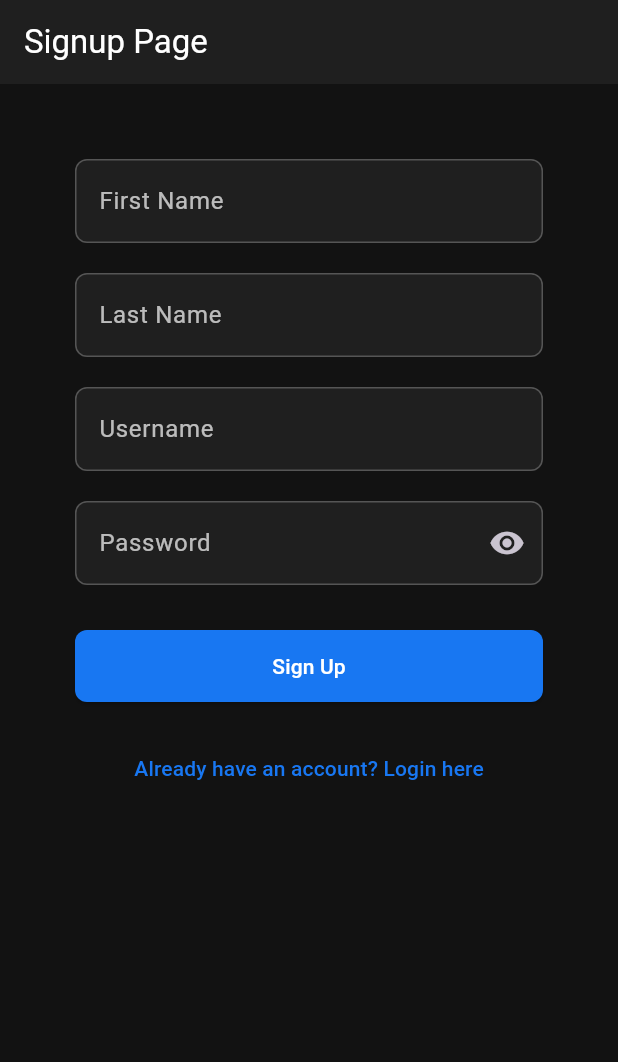
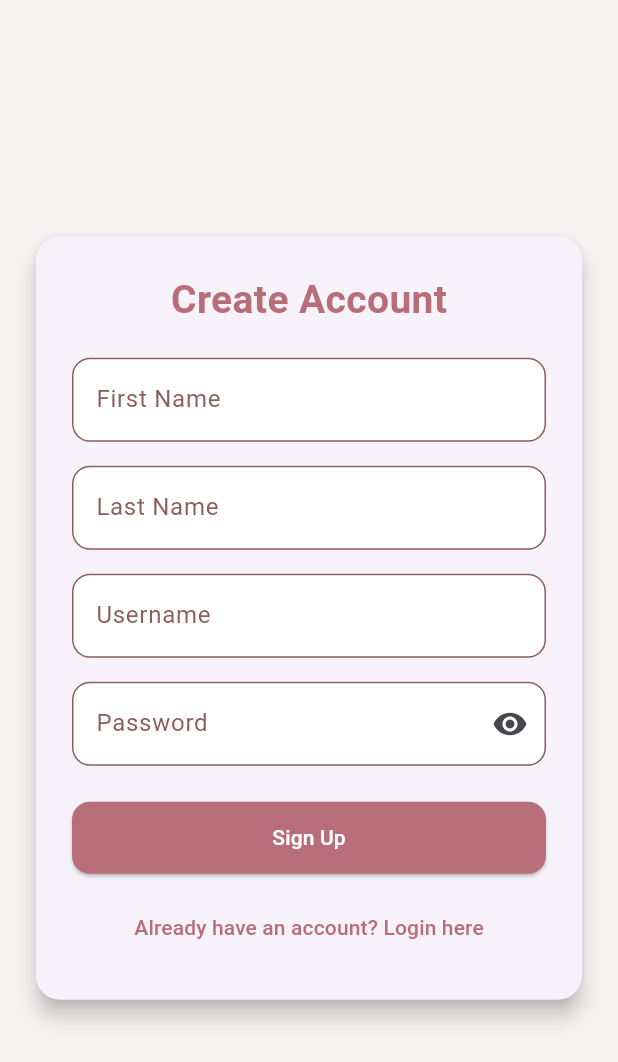
Before and after one commit to JObillo/music_app_with_login, a Flutter app: the screen it shows after launch, after a tap on "Don't have an account? Sign up", on a phone screen of 412 x 824 dp. Shown: the top 1062 px of the screen. Run offline on Flutter 3.47's test engine with Material 3 defaults, Android fonts, the phone set to English and light mode, and no system bars; our stand-ins replace audioplayers, cloud_firestore, device_preview, firebase_auth, firebase_core, google_sign_in; missing offline and left inert: bcrypt; accounts and stored records are empty.

Commit message:
change the ui design for lab7

```diff
--- a/lib/login.dart
+++ b/lib/login.dart
@@ -199,28 +199,40 @@ class _LoginPageState extends State<LoginPage> {
   @override
   Widget build(BuildContext context) {
     return Scaffold(
-      appBar: AppBar(title: const Text("Login Page")),
-      body: GestureDetector(
-        onTap: hideKeyboard,
+      body: Center(
         child: SingleChildScrollView(
-          padding: const EdgeInsets.all(50),
+          padding: const EdgeInsets.all(20),
+          child: Card(
+            elevation: 6,
+            shape: RoundedRectangleBorder(
+              borderRadius: BorderRadius.circular(16),
+            ),
+            child: Padding(
+              padding: const EdgeInsets.all(24),
               child: Column(
+                mainAxisSize: MainAxisSize.min,
                 children: [
+                  const Text(
+                    "Welcome Back",
+                    style: TextStyle(
+                      fontSize: 26,
+                      fontWeight: FontWeight.bold,
+                      color: Color(0xFFB76E79),
+                    ),
+                  ),
+                  const SizedBox(height: 20),
+
                   TextField(
                     controller: usernameController,
                     focusNode: usernameFocus,
-                textInputAction: TextInputAction.next,
-                onSubmitted: (_) =>
-                    FocusScope.of(context).requestFocus(passwordFocus),
                     decoration: const InputDecoration(labelText: "Username"),
                   ),
-              const SizedBox(height: 20),
+                  const SizedBox(height: 16),
+
                   TextField(
                     controller: passwordController,
                     focusNode: passwordFocus,
-                textInputAction: TextInputAction.done,
                     obscureText: _obscurePassword,
-                onSubmitted: (_) => login(),
                     decoration: InputDecoration(
                       labelText: "Password",
                       suffixIcon: IconButton(
@@ -229,17 +241,16 @@ class _LoginPageState extends State<LoginPage> {
                               ? Icons.visibility
                               : Icons.visibility_off,
                         ),
-                    onPressed: () =>
-                        setState(() => _obscurePassword = !_obscurePassword),
+                        onPressed: () => setState(
+                          () => _obscurePassword = !_obscurePassword,
                         ),
                       ),
                     ),
-              const SizedBox(height: 30),
+                  ),
+                  const SizedBox(height: 24),
 
-              // LOGIN BUTTON
                   SizedBox(
                     width: double.infinity,
-                height: 48,
                     child: ElevatedButton(
                       onPressed: _isLoading ? null : login,
                       child: _isLoading
@@ -248,27 +259,22 @@ class _LoginPageState extends State<LoginPage> {
                     ),
                   ),
 
-              const SizedBox(height: 16),
+                  const SizedBox(height: 12),
 
-              // GOOGLE BUTTON
                   SizedBox(
                     width: double.infinity,
-                height: 48,
                     child: ElevatedButton.icon(
                       onPressed: _googleLoading ? null : loginWithGoogle,
-                  icon: _googleLoading
-                      ? const SizedBox.shrink()
-                      : Image.asset(
-                          'assets/images/google_logo.png', // official Google logo PNG
-                          height: 35,
+                      icon: Image.asset(
+                        'assets/images/google_logo.png',
+                        height: 24,
                       ),
-                  label: _googleLoading
-                      ? const CircularProgressIndicator(color: Colors.white)
-                      : const Text("Sign in with Google"),
+                      label: const Text("Sign in with Google"),
                     ),
                   ),
 
-              const SizedBox(height: 20),
+                  const SizedBox(height: 16),
+
                   TextButton(
                     onPressed: () =>
                         Navigator.pushReplacementNamed(context, '/signup'),
@@ -278,6 +284,8 @@ class _LoginPageState extends State<LoginPage> {
               ),
             ),
           ),
+        ),
+      ),
     );
   }
 }
--- a/lib/main.dart
+++ b/lib/main.dart
@@ -12,16 +12,12 @@ import 'models/song.dart';
 Future<void> main() async {
   WidgetsFlutterBinding.ensureInitialized();
 
-  // Only initialize Firebase if it hasn't been initialized yet
   try {
     await Firebase.initializeApp(
       options: DefaultFirebaseOptions.currentPlatform,
     );
   } on FirebaseException catch (e) {
-    if (e.code != 'duplicate-app') {
-      rethrow;
-    }
-    // If Firebase is already initialized, ignore silently
+    if (e.code != 'duplicate-app') rethrow;
   }
 
   runApp(const MyApp());
@@ -33,16 +29,14 @@ class MyApp extends StatelessWidget {
   @override
   Widget build(BuildContext context) {
     return MaterialApp(
-      title: 'Music App',
+      title: 'Belle Music',
       debugShowCheckedModeBanner: false,
       builder: DevicePreview.appBuilder,
       initialRoute: '/login',
-
       routes: {
         '/login': (context) => const LoginPage(),
         '/signup': (context) => const SignupPage(),
       },
-
       onGenerateRoute: (settings) {
         if (settings.name == '/lyrics') {
           final song = settings.arguments as Song;
@@ -50,50 +44,39 @@ class MyApp extends StatelessWidget {
         }
         return null;
       },
-
       theme: ThemeData(
-        brightness: Brightness.dark,
-        primaryColor: const Color(0xFF1877F2),
-        scaffoldBackgroundColor: const Color(0xFF121212),
+        brightness: Brightness.light,
+        primaryColor: const Color(0xFFB76E79),
+        scaffoldBackgroundColor: const Color(0xFFF7F3F2),
         appBarTheme: const AppBarTheme(
-          backgroundColor: Color(0xFF1F1F1F),
+          backgroundColor: Color(0xFFB76E79),
           foregroundColor: Colors.white,
         ),
         elevatedButtonTheme: ElevatedButtonThemeData(
           style: ElevatedButton.styleFrom(
-            backgroundColor: const Color(0xFF1877F2),
+            backgroundColor: const Color(0xFFB76E79),
             foregroundColor: Colors.white,
             shape: RoundedRectangleBorder(
-              borderRadius: BorderRadius.circular(8),
+              borderRadius: BorderRadius.circular(12),
             ),
+            padding: const EdgeInsets.symmetric(vertical: 14),
           ),
         ),
         textButtonTheme: TextButtonThemeData(
-          style: TextButton.styleFrom(foregroundColor: const Color(0xFF1877F2)),
+          style: TextButton.styleFrom(foregroundColor: const Color(0xFFB76E79)),
         ),
         inputDecorationTheme: InputDecorationTheme(
           filled: true,
-          fillColor: const Color(0xFF1F1F1F),
-          labelStyle: const TextStyle(color: Colors.white70),
-          hintStyle: const TextStyle(color: Colors.white38),
+          fillColor: Colors.white,
+          labelStyle: const TextStyle(color: Color(0xFF8B5E5B)),
           enabledBorder: OutlineInputBorder(
-            borderSide: BorderSide(color: Colors.white24),
-            borderRadius: BorderRadius.circular(8),
+            borderSide: const BorderSide(color: Color(0xFF8B5E5B)),
+            borderRadius: BorderRadius.circular(12),
           ),
           focusedBorder: OutlineInputBorder(
-            borderSide: BorderSide(color: Color(0xFF1877F2)),
-            borderRadius: BorderRadius.circular(8),
+            borderSide: const BorderSide(color: Color(0xFFB76E79)),
+            borderRadius: BorderRadius.circular(12),
           ),
-        ),
-        snackBarTheme: SnackBarThemeData(
-          backgroundColor: Colors.grey[900],
-          contentTextStyle: const TextStyle(color: Colors.white),
-          actionTextColor: const Color(0xFF1877F2),
-        ),
-        textSelectionTheme: const TextSelectionThemeData(
-          cursorColor: Color(0xFF1877F2),
-          selectionColor: Color(0xFF1877F2),
-          selectionHandleColor: Color(0xFF1877F2),
         ),
       ),
     );
--- a/lib/signup.dart
+++ b/lib/signup.dart
@@ -105,53 +105,50 @@ class _SignupPageState extends State<SignupPage> {
   @override
   Widget build(BuildContext context) {
     return Scaffold(
-      appBar: AppBar(title: const Text("Signup Page")),
-      body: GestureDetector(
-        onTap: hideKeyboard,
-        behavior: HitTestBehavior.opaque,
+      body: Center(
         child: SingleChildScrollView(
+          padding: const EdgeInsets.all(20),
+          child: Card(
+            elevation: 6,
+            shape: RoundedRectangleBorder(
+              borderRadius: BorderRadius.circular(16),
+            ),
             child: Padding(
-            padding: const EdgeInsets.all(50),
+              padding: const EdgeInsets.all(24),
               child: Column(
-              mainAxisAlignment: MainAxisAlignment.center,
+                mainAxisSize: MainAxisSize.min,
                 children: [
+                  const Text(
+                    "Create Account",
+                    style: TextStyle(
+                      fontSize: 26,
+                      fontWeight: FontWeight.bold,
+                      color: Color(0xFFB76E79),
+                    ),
+                  ),
+                  const SizedBox(height: 20),
+
                   TextField(
                     controller: firstnameController,
-                  focusNode: firstnameFocus,
-                  textInputAction: TextInputAction.next,
-                  onSubmitted: (_) =>
-                      FocusScope.of(context).requestFocus(lastnameFocus),
-                  style: const TextStyle(color: Colors.white),
                     decoration: const InputDecoration(labelText: "First Name"),
                   ),
-                const SizedBox(height: 20),
+                  const SizedBox(height: 16),
+
                   TextField(
                     controller: lastnameController,
-                  focusNode: lastnameFocus,
-                  textInputAction: TextInputAction.next,
-                  onSubmitted: (_) =>
-                      FocusScope.of(context).requestFocus(usernameFocus),
-                  style: const TextStyle(color: Colors.white),
                     decoration: const InputDecoration(labelText: "Last Name"),
                   ),
-                const SizedBox(height: 20),
+                  const SizedBox(height: 16),
+
                   TextField(
                     controller: usernameController,
-                  focusNode: usernameFocus,
-                  textInputAction: TextInputAction.next,
-                  onSubmitted: (_) =>
-                      FocusScope.of(context).requestFocus(passwordFocus),
-                  style: const TextStyle(color: Colors.white),
                     decoration: const InputDecoration(labelText: "Username"),
                   ),
-                const SizedBox(height: 20),
+                  const SizedBox(height: 16),
+
                   TextField(
                     controller: passwordController,
-                  focusNode: passwordFocus,
-                  textInputAction: TextInputAction.done,
                     obscureText: _obscurePassword,
-                  onSubmitted: (_) => signUp(),
-                  style: const TextStyle(color: Colors.white),
                     decoration: InputDecoration(
                       labelText: "Password",
                       suffixIcon: IconButton(
@@ -160,17 +157,16 @@ class _SignupPageState extends State<SignupPage> {
                               ? Icons.visibility
                               : Icons.visibility_off,
                         ),
-                      onPressed: () =>
-                          setState(() => _obscurePassword = !_obscurePassword),
+                        onPressed: () => setState(
+                          () => _obscurePassword = !_obscurePassword,
                         ),
                       ),
                     ),
-                const SizedBox(height: 30),
+                  ),
+                  const SizedBox(height: 24),
 
-                // LOGIN BUTTON
                   SizedBox(
                     width: double.infinity,
-                  height: 48,
                     child: ElevatedButton(
                       onPressed: _isLoading ? null : signUp,
                       child: _isLoading
@@ -178,7 +174,9 @@ class _SignupPageState extends State<SignupPage> {
                           : const Text("Sign Up"),
                     ),
                   ),
-                const SizedBox(height: 20),
+
+                  const SizedBox(height: 12),
+
                   TextButton(
                     onPressed: () =>
                         Navigator.pushReplacementNamed(context, '/login'),
@@ -189,6 +187,7 @@ class _SignupPageState extends State<SignupPage> {
             ),
           ),
         ),
+      ),
     );
   }
 }
```
Also changed, not shown: lib/navigation/home_page.dart (+44 -38 lines), lib/navigation/lyrics_page.dart (+21 -43 lines), lib/widgets/app_drawer.dart (deleted, +0 -120 lines), lib/widgets/nav_bar.dart (added, +25 -0 lines), lib/widgets/profile_page.dart (added, +101 -0 lines). Lines whose indentation alone changed are shown as unchanged.
